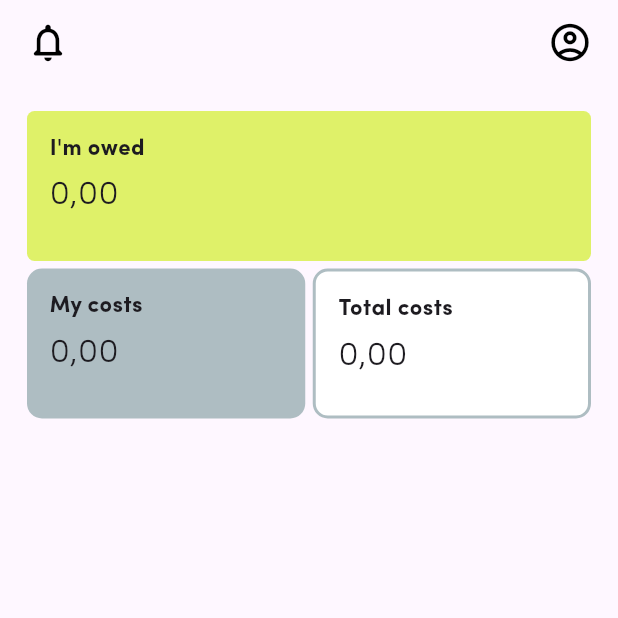
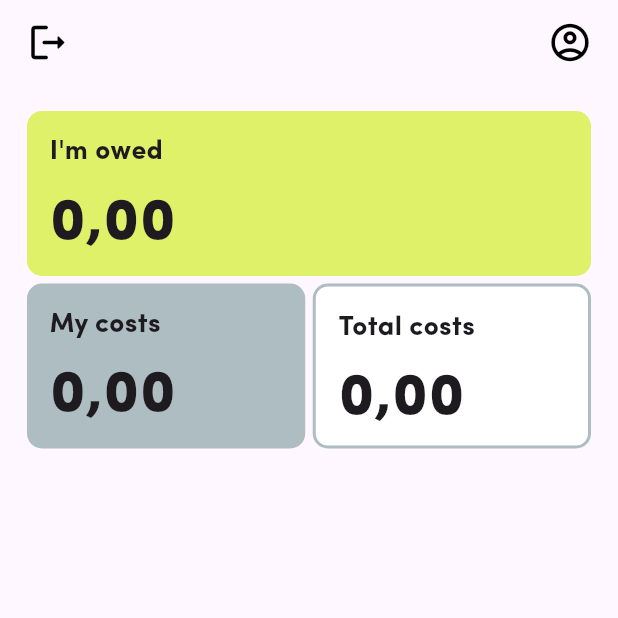
Before and after one commit to Keyurrr14/SplitEasy, a Flutter app: the HomePage screen opened directly, on a phone screen of 412 x 824 dp, the top half of it. Run offline on Flutter 3.47's test engine with Material 3 defaults, Android fonts, the phone set to English and light mode, and no system bars; our stand-ins replace email_validator, firebase_auth, firebase_core, smooth_page_indicator; accounts and stored records are empty.

```diff
--- a/lib/HomePage.dart
+++ b/lib/HomePage.dart
@@ -11,7 +11,7 @@ class HomePage extends StatelessWidget {
           padding: const EdgeInsets.only(left: 8),
           child: IconButton(
             icon: const Icon(
-              Icons.notifications_none_rounded,
+              Icons.logout_rounded,
               color: Colors.black,
               size: 30,
             ),
@@ -39,10 +39,10 @@ class HomePage extends StatelessWidget {
             children: [
               Container(
                 width: double.infinity,
-                height: 100,
+                height: 110,
                 decoration: BoxDecoration(
                     color: const Color(0xffdff169),
-                    borderRadius: BorderRadius.circular(5)),
+                    borderRadius: BorderRadius.circular(10)),
                 child: const Column(
                   crossAxisAlignment: CrossAxisAlignment.start,
                   children: [
@@ -51,7 +51,7 @@ class HomePage extends StatelessWidget {
                       child: Text(
                         'I\'m owed',
                         style: TextStyle(
-                            fontSize: 15, fontWeight: FontWeight.bold),
+                            fontSize: 18, fontWeight: FontWeight.bold),
                       ),
                     ),
                     Padding(
@@ -59,7 +59,7 @@ class HomePage extends StatelessWidget {
                       child: Text(
                         '0,00',
                         style: TextStyle(
-                            fontSize: 22, fontWeight: FontWeight.w100),
+                            fontSize: 40, fontWeight: FontWeight.w900),
                       ),
                     ),
                   ],
@@ -72,7 +72,7 @@ class HomePage extends StatelessWidget {
                 children: [
                   Expanded(
                     child: Container(
-                      height: 100,
+                      height: 110,
                       decoration: BoxDecoration(
                           color: const Color(0xffAEBDC2),
                           borderRadius: BorderRadius.circular(10)),
@@ -84,7 +84,7 @@ class HomePage extends StatelessWidget {
                             child: Text(
                               'My costs',
                               style: TextStyle(
-                                  fontSize: 15, fontWeight: FontWeight.bold),
+                                  fontSize: 18, fontWeight: FontWeight.bold),
                             ),
                           ),
                           Padding(
@@ -92,7 +92,7 @@ class HomePage extends StatelessWidget {
                             child: Text(
                               '0,00',
                               style: TextStyle(
-                                  fontSize: 22, fontWeight: FontWeight.w100),
+                                  fontSize: 40, fontWeight: FontWeight.w900),
                             ),
                           ),
                         ],
@@ -104,7 +104,7 @@ class HomePage extends StatelessWidget {
                   ),
                   Expanded(
                     child: Container(
-                      height: 100,
+                      height: 110,
                       decoration: BoxDecoration(
                           color: Colors.white,
                           border: Border.all(
@@ -118,7 +118,7 @@ class HomePage extends StatelessWidget {
                             child: Text(
                               'Total costs',
                               style: TextStyle(
-                                  fontSize: 15, fontWeight: FontWeight.bold),
+                                  fontSize: 18, fontWeight: FontWeight.bold),
                             ),
                           ),
                           Padding(
@@ -126,7 +126,7 @@ class HomePage extends StatelessWidget {
                             child: Text(
                               '0,00',
                               style: TextStyle(
-                                  fontSize: 22, fontWeight: FontWeight.w100),
+                                  fontSize: 40, fontWeight: FontWeight.w900),
                             ),
                           ),
                         ],
--- a/lib/LoginSignupScreens/SignUp.dart
+++ b/lib/LoginSignupScreens/SignUp.dart
@@ -166,7 +166,10 @@ class _SignUpState extends State<SignUp> {
         MaterialPageRoute(builder: (context) => const NamePhone()),
       );
     } on FirebaseAuthException catch (e) {
-      print(e);
+      if (mounted) {
+        ScaffoldMessenger.of(context).showSnackBar(
+            SnackBar(content: Text(e.message ?? 'An error occurred')));
+      }
     }
   }
 }
```
Also changed, not shown: lib/LoginSignupScreens/LogIn.dart (+42 -8 lines).
